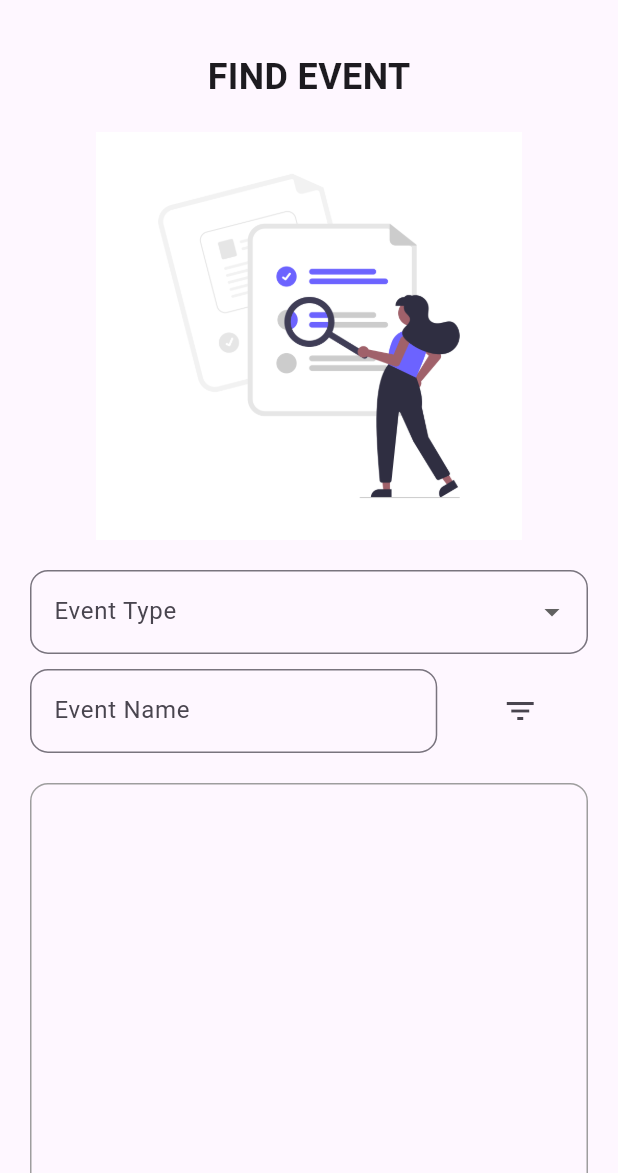
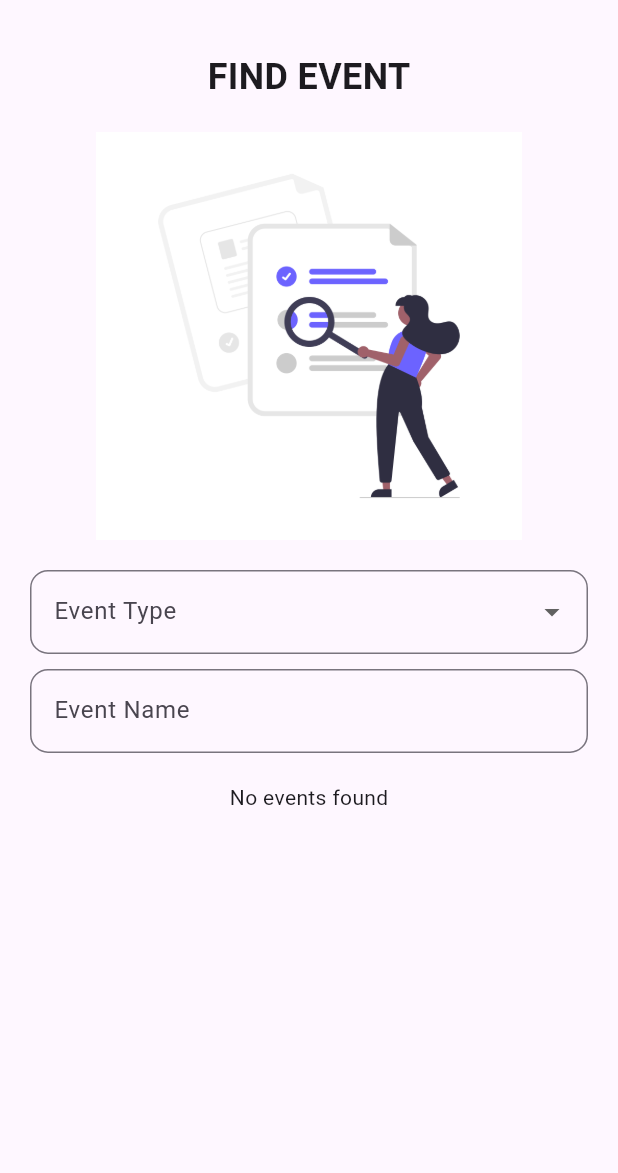
Before and after one commit to Tonaram/proyecto_e2_app, a Flutter app: the FindEventScreen screen opened by its route, on a phone screen of 412 x 824 dp, the part 63-1236 px from its top. Run offline on Flutter 3.47's test engine with Material 3 defaults, Android fonts, the phone set to English and light mode, and no system bars; our stand-ins replace cloud_firestore, firebase_auth, firebase_core, google_mobile_ads, permission_handler; accounts and stored records are empty.

Commit message:
firebase listing events with findeventscreen done

```diff
--- a/lib/screens/find_event_screen.dart
+++ b/lib/screens/find_event_screen.dart
@@ -1,10 +1,22 @@
 //lib\screens\find_event_screen.dart
 import 'package:flutter/material.dart';
+import 'package:intl/intl.dart';
+import 'package:proyecto_e2_app/models/event.dart';
+import 'package:proyecto_e2_app/screens/event_details_screen.dart';
+import 'package:proyecto_e2_app/services/event_service.dart';
 import 'package:proyecto_e2_app/widgets/navbar.dart';
 import 'package:proyecto_e2_app/widgets/sidebar.dart';
 
-class FindEventScreen extends StatelessWidget {
-  const FindEventScreen({super.key});
+class FindEventScreen extends StatefulWidget {
+  const FindEventScreen({Key? key}) : super(key: key);
+
+  @override
+  _FindEventScreenState createState() => _FindEventScreenState();
+}
+
+class _FindEventScreenState extends State<FindEventScreen> {
+  String _selectedEventType = '';
+  String _searchEventName = '';
 
   @override
   Widget build(BuildContext context) {
@@ -34,7 +46,7 @@ class FindEventScreen extends StatelessWidget {
                   height: MediaQuery.of(context).size.height * 0.33,
                 ),
                 const SizedBox(height: 20),
-                DropdownButtonFormField(
+                DropdownButtonFormField<String>(
                   decoration: InputDecoration(
                     labelText: 'Event Type',
                     border: OutlineInputBorder(
@@ -46,41 +58,66 @@ class FindEventScreen extends StatelessWidget {
                     DropdownMenuItem(value: "Party", child: Text("Party")),
                     DropdownMenuItem(value: "Workshop", child: Text("Workshop")),
                   ],
-                  onChanged: (value) {},
+                  onChanged: (String? newValue) {
+                    setState(() {
+                      _selectedEventType = newValue ?? '';
+                    });
+                  },
                 ),
                 const SizedBox(height: 10),
-                Row(
-                  children: [
-                    Expanded(
-                      flex: 3,
-                      child: TextField(
+                TextField(
                   decoration: InputDecoration(
                     labelText: 'Event Name',
                     border: OutlineInputBorder(
                       borderRadius: BorderRadius.circular(12),
                     ),
                   ),
-                      ),
-                    ),
-                    const SizedBox(width: 10),
-                    Expanded(
-                      child: IconButton(
-                        icon: const Icon(Icons.filter_list),
-                        onPressed: () {
-                          // Acción del filtro aún no implementada
+                  onChanged: (value) {
+                    setState(() {
+                      _searchEventName = value;
+                    });
                   },
                 ),
+                const SizedBox(height: 20),
+                StreamBuilder<List<Event>>(
+                  stream: EventService().getEvents(),
+                  builder: (context, snapshot) {
+                    if (snapshot.connectionState == ConnectionState.waiting) {
+                      return const Center(child: CircularProgressIndicator());
+                    }
+                    if (!snapshot.hasData || snapshot.data!.isEmpty) {
+                      return const Center(child: Text('No events found'));
+                    }
+
+                    List<Event> events = snapshot.data!;
+                    if (_selectedEventType.isNotEmpty) {
+                      events = events.where((event) => event.eventType == _selectedEventType).toList();
+                    }
+                    if (_searchEventName.isNotEmpty) {
+                      events = events.where((event) => event.title.toLowerCase().contains(_searchEventName.toLowerCase())).toList();
+                    }
+
+                    return ListView.builder(
+                      shrinkWrap: true,
+                      itemCount: events.length,
+                      itemBuilder: (context, index) {
+                        Event event = events[index];
+                        return ListTile(
+                          title: Text(event.title),
+                          subtitle: Text(DateFormat.yMd().format(event.date)),
+                          onTap: () {
+                            // Navegar a EventDetailsScreen con el ID del evento
+                            Navigator.push(
+                              context,
+                              MaterialPageRoute(
+                                builder: (context) => EventDetailsScreen(eventId: event.id),
                               ),
-                  ],
-                ),
-                const SizedBox(height: 20),
-                Container(
-                  height: MediaQuery.of(context).size.height * 0.4,
-                  decoration: BoxDecoration(
-                    border: Border.all(color: Colors.grey),
-                    borderRadius: BorderRadius.circular(12),
-                  ),
-                  // Aquí en el futuro se mostrará los eventos
+                            );
+                          },
+                        );
+                      },
+                    );
+                  },
                 ),
               ],
             ),
```
Lines whose indentation alone changed are shown as unchanged.
